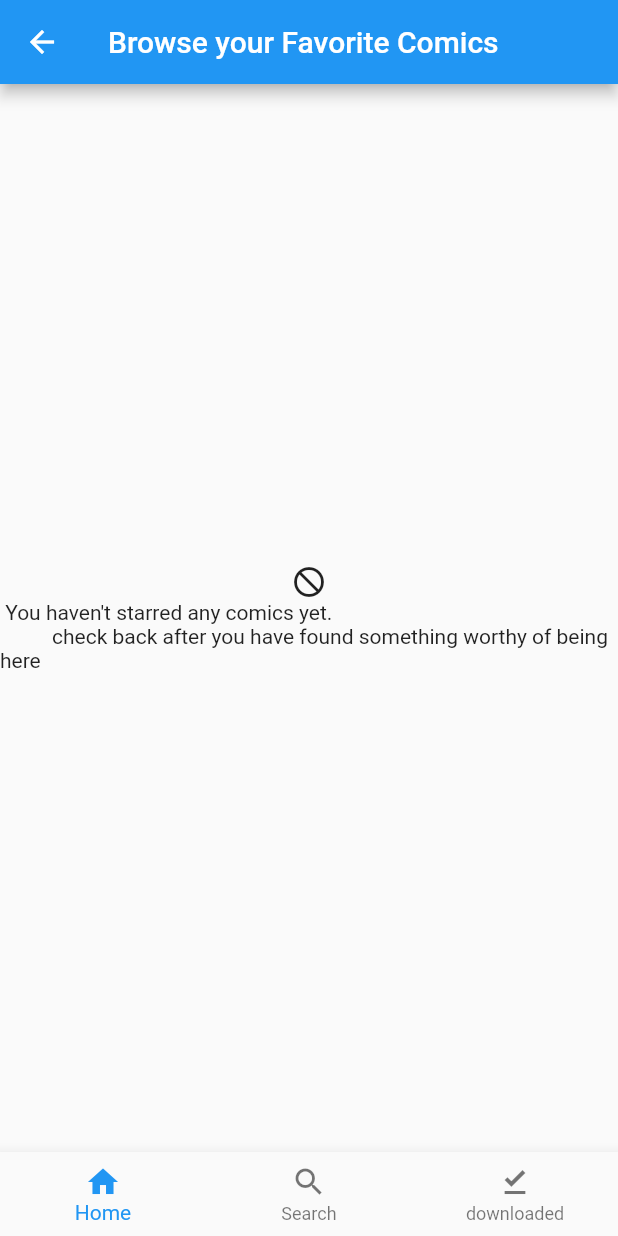
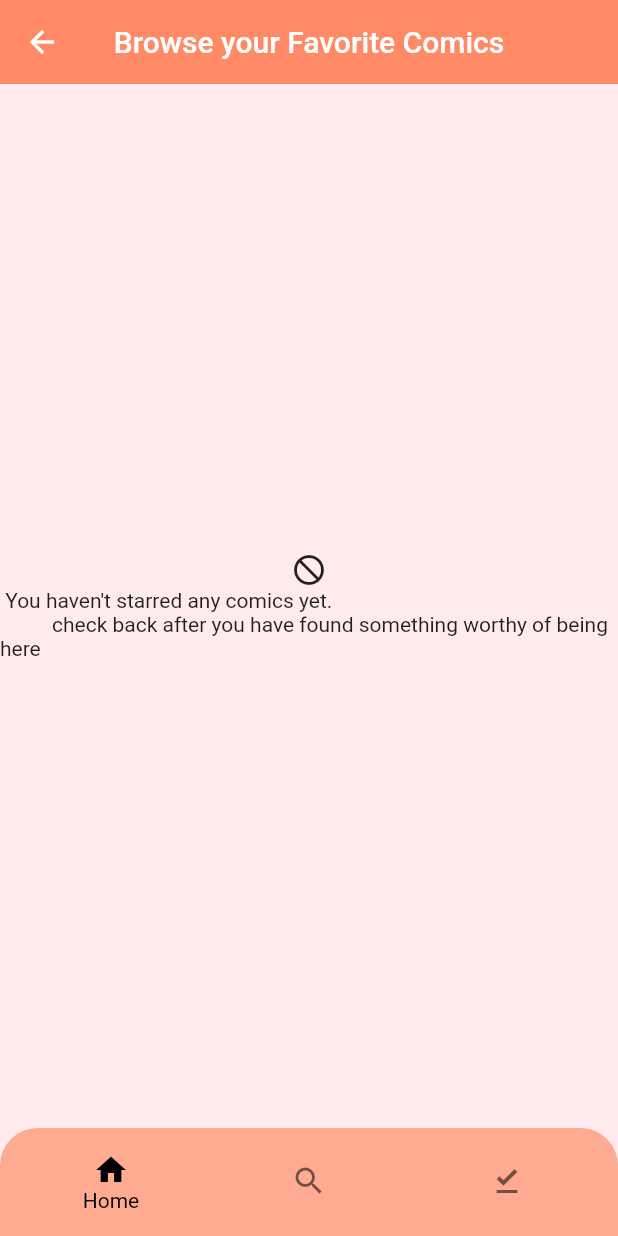
Before and after one commit to IMADAK98/xkcd_app, a Flutter app: the StarredPage screen opened by its route, on a phone screen of 412 x 824 dp. Run offline on Flutter 3.47's test engine with Material 2 defaults, Android fonts, the phone set to English and light mode, and no system bars; network calls fail.

Commit message:
Some UI changes

```diff
--- a/lib/Utilit/bottomNavBar.dart
+++ b/lib/Utilit/bottomNavBar.dart
@@ -18,7 +18,18 @@ int BottomNavIndex = 0;
 class _BottomNavBarState extends State<BottomNavBar> {
   @override
   Widget build(BuildContext context) {
-    return BottomNavigationBar(
+    return Container(
+      padding: EdgeInsets.symmetric(horizontal: 8, vertical: 8),
+      decoration: BoxDecoration(
+        borderRadius: BorderRadius.only(
+            topLeft: Radius.circular(25.0), topRight: Radius.circular(25.0)),
+        color: Colors.deepOrange.shade200,
+      ),
+      child: BottomNavigationBar(
+        fixedColor: Colors.black,
+        backgroundColor: Colors.deepOrange.shade200,
+        elevation: 0,
+        showUnselectedLabels: false,
         currentIndex: BottomNavIndex,
         onTap: (value) {
           setState(() {
@@ -54,6 +65,7 @@ class _BottomNavBarState extends State<BottomNavBar> {
             label: "downloaded",
           )
         ],
+      ),
     );
   }
 }
--- a/lib/main.dart
+++ b/lib/main.dart
@@ -31,6 +31,8 @@ void main() async {
   WidgetsFlutterBinding.ensureInitialized();
   var latestComicIndex = await getLatestComicNumber();
   runApp(MaterialApp(
+    debugShowCheckedModeBanner: false,
+    color: Colors.red,
     initialRoute: "/",
     routes: {
       "/": (context) =>
--- a/lib/pages/StarredPage.dart
+++ b/lib/pages/StarredPage.dart
@@ -35,8 +35,12 @@ class StarredPage extends StatelessWidget {
   Widget build(BuildContext context) {
     var comics = _retrieveSavedComics();
     return Scaffold(
+        backgroundColor: Colors.red.shade50,
         bottomNavigationBar: BottomNavBar(),
         appBar: AppBar(
+          backgroundColor: Colors.deepOrange.shade300,
+          elevation: 0,
+          centerTitle: true,
           title: Text("Browse your Favorite Comics"),
         ),
         body: FutureBuilder(
--- a/lib/pages/homeScreen.dart
+++ b/lib/pages/homeScreen.dart
@@ -1,6 +1,5 @@
 import 'dart:convert';
 import 'dart:io';
-
 import 'package:flutter/src/widgets/placeholder.dart';
 import 'package:flutter/src/widgets/framework.dart';
 import 'package:path_provider/path_provider.dart';
@@ -12,7 +11,6 @@ import 'package:xkcd_app/pages/comicPage.dart';
 import 'package:xkcd_app/pages/errorPage.dart';
 import '../Utilit/bottomNavBar.dart';
 import "selectionPage.dart";
-
 import '../Utilit/comicTile.dart';
 
 class HomeScreen extends StatelessWidget {
@@ -33,8 +31,11 @@ class HomeScreen extends StatelessWidget {
   @override
   Widget build(BuildContext context) {
     return Scaffold(
+        backgroundColor: Colors.red.shade50,
         bottomNavigationBar: BottomNavBar(),
         appBar: AppBar(
+          elevation: 0,
+          backgroundColor: Colors.deepOrange.shade300,
           actions: [
             IconButton(
               onPressed: () {
--- a/lib/pages/selectionPage.dart
+++ b/lib/pages/selectionPage.dart
@@ -24,8 +24,11 @@ class SelectionPage extends StatelessWidget {
   @override
   Widget build(BuildContext context) {
     return Scaffold(
+        backgroundColor: Colors.red.shade50,
         bottomNavigationBar: BottomNavBar(),
         appBar: AppBar(
+          elevation: 0,
+          backgroundColor: Colors.deepOrange.shade300,
           title: Text('Comic selection'),
           centerTitle: true,
         ),
```
Also changed, not shown: lib/pages/comicPage.dart (+26 -7 lines). Lines whose indentation alone changed are shown as unchanged.
